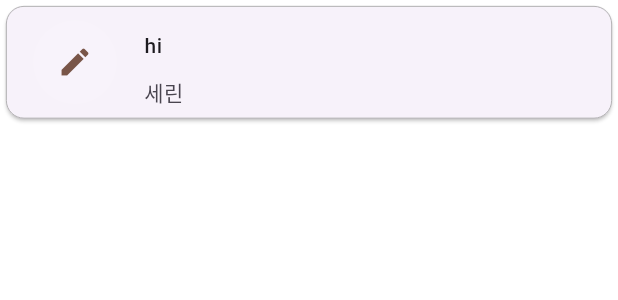
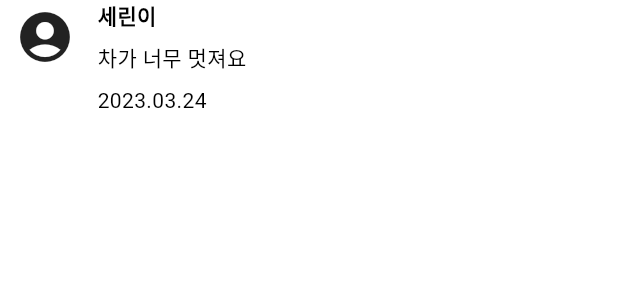
Before and after one commit to changmin2/carwash, a Flutter app: the CommentCard widget shown alone on an empty page, opened directly, on a phone screen of 412 x 824 dp. Shown: the top 300 px of the screen. Run offline on Flutter 3.47's test engine with Material 3 defaults, Android fonts, the phone set to English and light mode, and no system bars; our stand-ins replace dio, dotted_border, firebase_core, firebase_storage, flutter_native_splash, flutter_riverpod and 9 more; accounts and stored records are empty; generated files the repository leaves out were written again; Roboto replaces fonts that are missing (SeoulNamsan).

Commit message:
community screen

```diff
--- a/lib/common/view/main/widget/top_menu_widget.dart
+++ b/lib/common/view/main/widget/top_menu_widget.dart
@@ -1,5 +1,6 @@
 import 'package:carwash/community/view/community_screen.dart';
 import 'package:flutter/material.dart';
+import 'package:go_router/go_router.dart';
 
 import '../../../../car/view/register_first_screen.dart';
 import '../../../const/sizes.dart';
@@ -41,7 +42,9 @@ class TopMenuWidget extends StatelessWidget {
           width: 150,
           child: OutlinedButton.icon(
             // 텍스트버튼에 아이콘 넣기
-            onPressed: () => THelperFunctions.navigateToScreen(context, const CommunityScreen()),
+            onPressed: () {
+              context.goNamed(CommunityScreen.routeName);
+            },
             style: const ButtonStyle(
               backgroundColor: MaterialStatePropertyAll(Colors.white),
             ),
--- a/lib/community/component/comment_card.dart
+++ b/lib/community/component/comment_card.dart
@@ -5,47 +5,46 @@ class CommentCard extends StatelessWidget {
 
   @override
   Widget build(BuildContext context) {
-    return Column(
+    return Padding(
+      padding: EdgeInsets.only(left: 10),
+      child: Column(
+        crossAxisAlignment: CrossAxisAlignment.start,
         children: [
-          Card(
-              child: ListTile(
-                  leading: CircleAvatar(
-                    radius: 30,
-                    child: FittedBox(
-                        child: Icon(
-                          Icons.create,
-                          color: Colors.brown,
-                        )
-                    ),
-                    backgroundColor: Colors.white10,
-                  ),
-                  title: Padding(
-                    padding: EdgeInsets.only(top: 8),
-                    child: Text(
-                        'hi'
+          Row(
+          children: [
+            Icon(
+              Icons.account_circle_rounded,
+              size: 40,
+            ),
+            Padding(
+              padding: EdgeInsets.only(left: 15),
+              child: Column(
+                crossAxisAlignment: CrossAxisAlignment.start,
+                children: [
+                  Text(
+                    '세린이',
+                    style: TextStyle(
+                      fontWeight: FontWeight.w700
                     ),
                   ),
-                  subtitle: Padding(
-                    padding: EdgeInsets.only(top: 10),
-                    child: Row(
-                      mainAxisAlignment: MainAxisAlignment.spaceBetween,
-                      children: [
-                        Container(
-                          width: 90,
-                          child: Text(
-                            '세린',
-                            maxLines: 1,
-                            overflow: TextOverflow.ellipsis,
-                          ),
-                        ),
-                        const SizedBox(width: 8),
-                      ],
-                    ),
-                  ),
-              )
+                  const SizedBox(height: 8),
+                  Text(
+                    '차가 너무 멋져요'
+                  )
+                ],
+              ),
+            )
+          ],
+        ),
+        const SizedBox(height: 8),
+        Padding(
+          padding: EdgeInsets.only(left: 55),
+          child: Text(
+            '2023.03.24'
           ),
-          //대댓글 자리
-        ]
+        )
+      ]
+      ),
     );
   }
 }
```
Also changed, not shown: lib/community/view/community_detail.dart (+9 -5 lines), lib/community/view/community_register.dart (added, +87 -0 lines), lib/community/view/community_screen.dart (+24 -0 lines), lib/user/provider/auth_provider.dart (+7 -1 lines).
